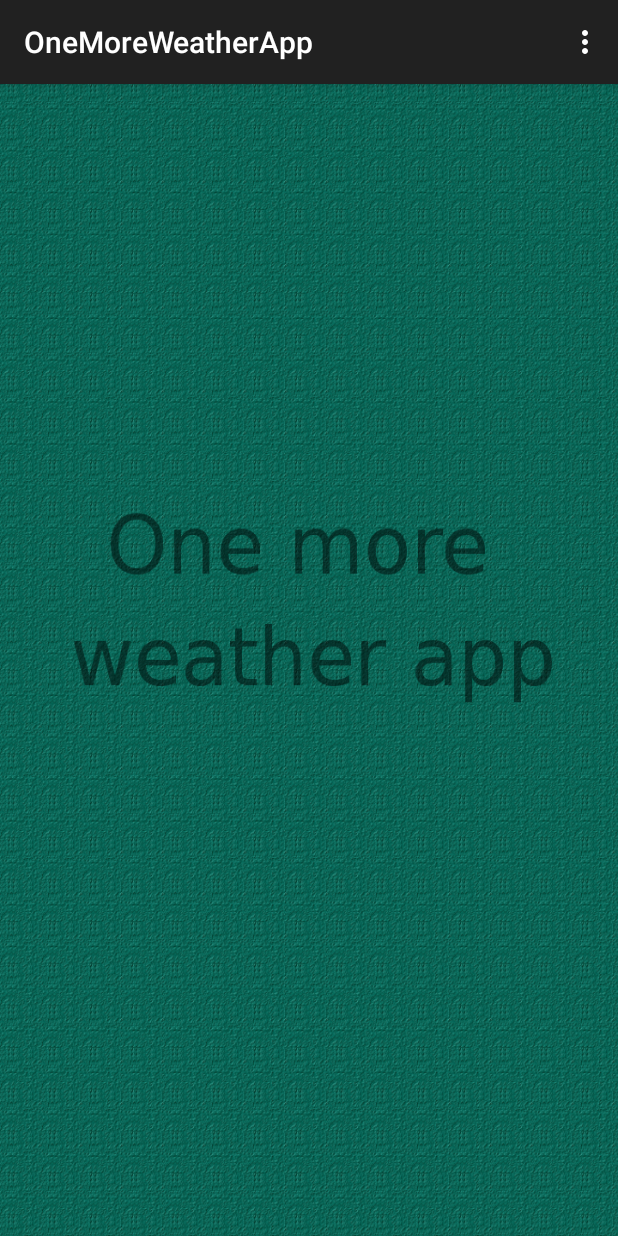
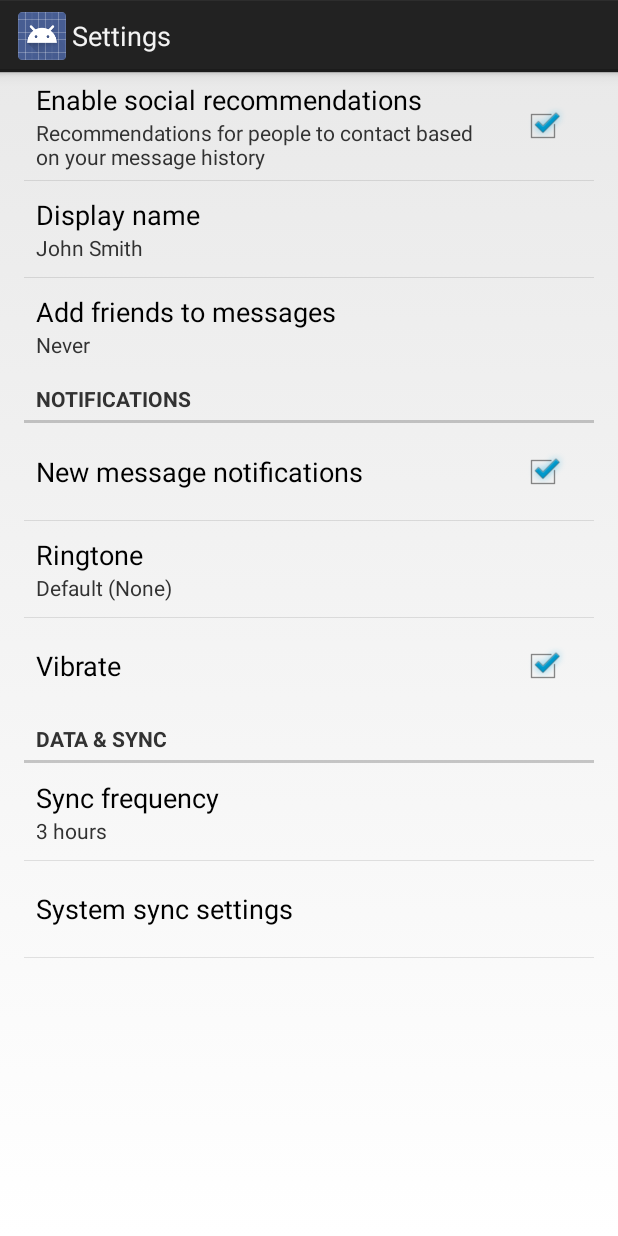
Before and after one commit to dmytro-vynokurov/OneMoreWeatherApp, an Android app: the screen it shows after launch (MainActivity before the commit, SettingsActivity after it), in the options menu, after a tap on "Settings", on a phone screen of 412 x 824 dp. Run offline under Robolectric (Android 15) with nearby library versions, the phone set to English and light mode, and no system bars; our stand-ins replace AdMob; pictures from the network do not load; 1 statement that could not run was skipped.

Commit message:
settings introduced

```diff
--- a/app/build.gradle
+++ b/app/build.gradle
@@ -35,4 +35,5 @@ dependencies {
     compile 'com.android.support:support-v13:19.+'
     compile 'com.android.support:appcompat-v7:19.+'
     compile 'com.google.android.gms:play-services:4.4.52'
+    compile 'com.android.support:support-v4:19.+'
 }
--- /dev/null
+++ b/app/src/main/java/com/dmytro/onemoreweatherapp/app/activities/SettingsActivity.java
@@ -0,0 +1,255 @@
+package com.dmytro.onemoreweatherapp.app.activities;
+
+import android.annotation.TargetApi;
+import android.content.Context;
+import android.content.res.Configuration;
+import android.media.Ringtone;
+import android.media.RingtoneManager;
+import android.net.Uri;
+import android.os.Build;
+import android.os.Bundle;
+import android.preference.ListPreference;
+import android.preference.Preference;
+import android.preference.PreferenceActivity;
+import android.preference.PreferenceCategory;
+import android.preference.PreferenceFragment;
+import android.preference.PreferenceManager;
+import android.preference.RingtonePreference;
+import android.text.TextUtils;
+import com.dmytro.onemoreweatherapp.app.R;
+
+import java.util.List;
+
+/**
+ * A {@link PreferenceActivity} that presents a set of application settings. On
+ * handset devices, settings are presented as a single list. On tablets,
+ * settings are split by category, with category headers shown to the left of
+ * the list of settings.
+ * <p>
+ * See <a href="http://developer.android.com/design/patterns/settings.html">
+ * Android Design: Settings</a> for design guidelines and the <a
+ * href="http://developer.android.com/guide/topics/ui/settings.html">Settings
+ * API Guide</a> for more information on developing a Settings UI.
+ */
+public class SettingsActivity extends PreferenceActivity {
+    /**
+     * Determines whether to always show the simplified settings UI, where
+     * settings are presented in a single list. When false, settings are shown
+     * as a master/detail two-pane view on tablets. When true, a single pane is
+     * shown on tablets.
+     */
+    private static final boolean ALWAYS_SIMPLE_PREFS = false;
+
+
+    @Override
+    protected void onPostCreate(Bundle savedInstanceState) {
+        super.onPostCreate(savedInstanceState);
+
+        setupSimplePreferencesScreen();
+    }
+
+    /**
+     * Shows the simplified settings UI if the device configuration if the
+     * device configuration dictates that a simplified, single-pane UI should be
+     * shown.
+     */
+    private void setupSimplePreferencesScreen() {
+        if (!isSimplePreferences(this)) {
+            return;
+        }
+
+        // In the simplified UI, fragments are not used at all and we instead
+        // use the older PreferenceActivity APIs.
+
+        // Add 'general' preferences.
+        addPreferencesFromResource(R.xml.pref_general);
+
+        // Add 'notifications' preferences, and a corresponding header.
+        PreferenceCategory fakeHeader = new PreferenceCategory(this);
+        fakeHeader.setTitle(R.string.pref_header_notifications);
+        getPreferenceScreen().addPreference(fakeHeader);
+        addPreferencesFromResource(R.xml.pref_notification);
+
+        // Add 'data and sync' preferences, and a corresponding header.
+        fakeHeader = new PreferenceCategory(this);
+        fakeHeader.setTitle(R.string.pref_header_data_sync);
+        getPreferenceScreen().addPreference(fakeHeader);
+        addPreferencesFromResource(R.xml.pref_data_sync);
+
+        // Bind the summaries of EditText/List/Dialog/Ringtone preferences to
+        // their values. When their values change, their summaries are updated
+        // to reflect the new value, per the Android Design guidelines.
+        bindPreferenceSummaryToValue(findPreference("example_text"));
+        bindPreferenceSummaryToValue(findPreference("example_list"));
+        bindPreferenceSummaryToValue(findPreference("notifications_new_message_ringtone"));
+        bindPreferenceSummaryToValue(findPreference("sync_frequency"));
+    }
+
+    /** {@inheritDoc} */
+    @Override
+    public boolean onIsMultiPane() {
+        return isXLargeTablet(this) && !isSimplePreferences(this);
+    }
+
+    /**
+     * Helper method to determine if the device has an extra-large screen. For
+     * example, 10" tablets are extra-large.
+     */
+    private static boolean isXLargeTablet(Context context) {
+        return (context.getResources().getConfiguration().screenLayout
+        & Configuration.SCREENLAYOUT_SIZE_MASK) >= Configuration.SCREENLAYOUT_SIZE_XLARGE;
+    }
+
+    /**
+     * Determines whether the simplified settings UI should be shown. This is
+     * true if this is forced via {@link #ALWAYS_SIMPLE_PREFS}, or the device
+     * doesn't have newer APIs like {@link PreferenceFragment}, or the device
+     * doesn't have an extra-large screen. In these cases, a single-pane
+     * "simplified" settings UI should be shown.
+     */
+    private static boolean isSimplePreferences(Context context) {
+        return ALWAYS_SIMPLE_PREFS
+                || Build.VERSION.SDK_INT < Build.VERSION_CODES.HONEYCOMB
+                || !isXLargeTablet(context);
+    }
+
+    /** {@inheritDoc} */
+    @Override
+    @TargetApi(Build.VERSION_CODES.HONEYCOMB)
+    public void onBuildHeaders(List<Header> target) {
+        if (!isSimplePreferences(this)) {
+            loadHeadersFromResource(R.xml.pref_headers, target);
+        }
+    }
+
+    /**
+     * A preference value change listener that updates the preference's summary
+     * to reflect its new value.
+     */
+    private static Preference.OnPreferenceChangeListener sBindPreferenceSummaryToValueListener = new Preference.OnPreferenceChangeListener() {
+        @Override
+        public boolean onPreferenceChange(Preference preference, Object value) {
+            String stringValue = value.toString();
+
+            if (preference instanceof ListPreference) {
+                // For list preferences, look up the correct display value in
+                // the preference's 'entries' list.
+                ListPreference listPreference = (ListPreference) preference;
+                int index = listPreference.findIndexOfValue(stringValue);
+
+                // Set the summary to reflect the new value.
+                preference.setSummary(
+                        index >= 0
+                                ? listPreference.getEntries()[index]
+                                : null);
+
+            } else if (preference instanceof RingtonePreference) {
+                // For ringtone preferences, look up the correct display value
+                // using RingtoneManager.
+                if (TextUtils.isEmpty(stringValue)) {
+                    // Empty values correspond to 'silent' (no ringtone).
+                    preference.setSummary(R.string.pref_ringtone_silent);
+
+                } else {
+                    Ringtone ringtone = RingtoneManager.getRingtone(
+                            preference.getContext(), Uri.parse(stringValue));
+
+                    if (ringtone == null) {
+                        // Clear the summary if there was a lookup error.
+                        preference.setSummary(null);
+                    } else {
+                        // Set the summary to reflect the new ringtone display
+                        // name.
+                        String name = ringtone.getTitle(preference.getContext());
+                        preference.setSummary(name);
+                    }
+                }
+
+            } else {
+                // For all other preferences, set the summary to the value's
+                // simple string representation.
+                preference.setSummary(stringValue);
+            }
+            return true;
+        }
+    };
+
+    /**
+     * Binds a preference's summary to its value. More specifically, when the
+     * preference's value is changed, its summary (line of text below the
+     * preference title) is updated to reflect the value. The summary is also
+     * immediately updated upon calling this method. The exact display format is
+     * dependent on the type of preference.
+     *
+     * @see #sBindPreferenceSummaryToValueListener
+     */
+    private static void bindPreferenceSummaryToValue(Preference preference) {
+        // Set the listener to watch for value changes.
+        preference.setOnPreferenceChangeListener(sBindPreferenceSummaryToValueListener);
+
+        // Trigger the listener immediately with the preference's
+        // current value.
+        sBindPreferenceSummaryToValueListener.onPreferenceChange(preference,
+                PreferenceManager
+                        .getDefaultSharedPreferences(preference.getContext())
+                        .getString(preference.getKey(), ""));
+    }
+
+    /**
+     * This fragment shows general preferences only. It is used when the
+     * activity is showing a two-pane settings UI.
+     */
+    @TargetApi(Build.VERSION_CODES.HONEYCOMB)
+    public static class GeneralPreferenceFragment extends PreferenceFragment {
+        @Override
+        public void onCreate(Bundle savedInstanceState) {
+            super.onCreate(savedInstanceState);
+            addPreferencesFromResource(R.xml.pref_general);
+
+            // Bind the summaries of EditText/List/Dialog/Ringtone preferences
+            // to their values. When their values change, their summaries are
+            // updated to reflect the new value, per the Android Design
+            // guidelines.
+            bindPreferenceSummaryToValue(findPreference("example_text"));
+            bindPreferenceSummaryToValue(findPreference("example_list"));
+        }
+    }
+
+    /**
+     * This fragment shows notification preferences only. It is used when the
+     * activity is showing a two-pane settings UI.
+     */
+    @TargetApi(Build.VERSION_CODES.HONEYCOMB)
+    public static class NotificationPreferenceFragment extends PreferenceFragment {
+        @Override
+        public void onCreate(Bundle savedInstanceState) {
+            super.onCreate(savedInstanceState);
+            addPreferencesFromResource(R.xml.pref_notification);
+
+            // Bind the summaries of EditText/List/Dialog/Ringtone preferences
+            // to their values. When their values change, their summaries are
+            // updated to reflect the new value, per the Android Design
+            // guidelines.
+            bindPreferenceSummaryToValue(findPreference("notifications_new_message_ringtone"));
+        }
+    }
+
+    /**
+     * This fragment shows data and sync preferences only. It is used when the
+     * activity is showing a two-pane settings UI.
+     */
+    @TargetApi(Build.VERSION_CODES.HONEYCOMB)
+    public static class DataSyncPreferenceFragment extends PreferenceFragment {
+        @Override
+        public void onCreate(Bundle savedInstanceState) {
+            super.onCreate(savedInstanceState);
+            addPreferencesFromResource(R.xml.pref_data_sync);
+
+            // Bind the summaries of EditText/List/Dialog/Ringtone preferences
+            // to their values. When their values change, their summaries are
+            // updated to reflect the new value, per the Android Design
+            // guidelines.
+            bindPreferenceSummaryToValue(findPreference("sync_frequency"));
+        }
+    }
+}
--- a/app/src/main/res/layout/activity_main.xml
+++ b/app/src/main/res/layout/activity_main.xml
@@ -3,7 +3,7 @@
     android:id="@+id/pager"
     android:layout_width="match_parent"
     android:layout_height="match_parent"
-    tools:context="com.dmytro.onemoreweatherapp.app.MainActivity"
+    tools:context="com.dmytro.onemoreweatherapp.app.activities.MainActivity"
     android:background="@drawable/back">
 
 
--- a/app/src/main/res/menu/main.xml
+++ b/app/src/main/res/menu/main.xml
@@ -1,9 +1,9 @@
 <menu xmlns:android="http://schemas.android.com/apk/res/android"
     xmlns:app="http://schemas.android.com/apk/res-auto"
     xmlns:tools="http://schemas.android.com/tools"
-    tools:context="com.dmytro.onemoreweatherapp.app.MainActivity" >
-    <item android:id="@+id/action_settings"
-        android:title="@string/action_settings"
+    tools:context="com.dmytro.onemoreweatherapp.app.activities.MainActivity" >
+    <item android:id="@+id/app_settings"
+        android:title="@string/app_settings"
         android:orderInCategory="100"
         app:showAsAction="never" />
 </menu>
--- /dev/null
+++ b/app/src/main/res/values/strings_activity_settings.xml
@@ -0,0 +1,59 @@
+<resources>
+        <string name="title_activity_settings">Settings</string>
+
+    <!-- Strings related to Settings -->
+
+    <!-- Example General settings -->
+    <string name="pref_header_general">General</string>
+
+    <string name="pref_title_social_recommendations">Enable social recommendations</string>
+    <string name="pref_description_social_recommendations">Recommendations for people to contact based on your message history</string>
+
+    <string name="pref_title_display_name">Display name</string>
+    <string name="pref_default_display_name">John Smith</string>
+
+    <string name="pref_title_add_friends_to_messages">Add friends to messages</string>
+    <string-array name="pref_example_list_titles">
+        <item>Always</item>
+        <item>When possible</item>
+        <item>Never</item>
+    </string-array>
+    <string-array name="pref_example_list_values">
+        <item>1</item>
+        <item>0</item>
+        <item>-1</item>
+    </string-array>
+
+    <!-- Example settings for Data & Sync -->
+    <string name="pref_header_data_sync">Data &amp; sync</string>
+
+    <string name="pref_title_sync_frequency">Sync frequency</string>
+    <string-array name="pref_sync_frequency_titles">
+        <item>15 minutes</item>
+        <item>30 minutes</item>
+        <item>1 hour</item>
+        <item>3 hours</item>
+        <item>6 hours</item>
+        <item>Never</item>
+    </string-array>
+    <string-array name="pref_sync_frequency_values">
+        <item>15</item>
+        <item>30</item>
+        <item>60</item>
+        <item>180</item>
+        <item>360</item>
+        <item>-1</item>
+    </string-array>
+
+    <string name="pref_title_system_sync_settings">System sync settings</string>
+
+    <!-- Example settings for Notifications -->
+    <string name="pref_header_notifications">Notifications</string>
+
+    <string name="pref_title_new_message_notifications">New message notifications</string>
+
+    <string name="pref_title_ringtone">Ringtone</string>
+    <string name="pref_ringtone_silent">Silent</string>
+
+    <string name="pref_title_vibrate">Vibrate</string>
+</resources>
--- /dev/null
+++ b/app/src/main/res/xml/pref_data_sync.xml
@@ -0,0 +1,21 @@
+<PreferenceScreen xmlns:android="http://schemas.android.com/apk/res/android">
+
+    <!-- NOTE: Hide buttons to simplify the UI. Users can touch outside the dialog to
+         dismiss it. -->
+    <!-- NOTE: ListPreference's summary should be set to its value by the activity code. -->
+    <ListPreference
+        android:key="sync_frequency"
+        android:title="@string/pref_title_sync_frequency"
+        android:entries="@array/pref_sync_frequency_titles"
+        android:entryValues="@array/pref_sync_frequency_values"
+        android:defaultValue="180"
+        android:negativeButtonText="@null"
+        android:positiveButtonText="@null" />
+
+    <!-- This preference simply launches an intent when selected. Use this UI sparingly, per
+         design guidelines. -->
+    <Preference android:title="@string/pref_title_system_sync_settings">
+        <intent android:action="android.settings.SYNC_SETTINGS" />
+    </Preference>
+
+</PreferenceScreen>
--- /dev/null
+++ b/app/src/main/res/xml/pref_general.xml
@@ -0,0 +1,33 @@
+<PreferenceScreen xmlns:android="http://schemas.android.com/apk/res/android">
+
+    <CheckBoxPreference
+        android:key="example_checkbox"
+        android:title="@string/pref_title_social_recommendations"
+        android:summary="@string/pref_description_social_recommendations"
+        android:defaultValue="true" />
+
+    <!-- NOTE: EditTextPreference accepts EditText attributes. -->
+    <!-- NOTE: EditTextPreference's summary should be set to its value by the activity code. -->
+    <EditTextPreference
+        android:key="example_text"
+        android:title="@string/pref_title_display_name"
+        android:defaultValue="@string/pref_default_display_name"
+        android:selectAllOnFocus="true"
+        android:inputType="textCapWords"
+        android:capitalize="words"
+        android:singleLine="true"
+        android:maxLines="1" />
+
+    <!-- NOTE: Hide buttons to simplify the UI. Users can touch outside the dialog to
+         dismiss it. -->
+    <!-- NOTE: ListPreference's summary should be set to its value by the activity code. -->
+    <ListPreference
+        android:key="example_list"
+        android:title="@string/pref_title_add_friends_to_messages"
+        android:defaultValue="-1"
+        android:entries="@array/pref_example_list_titles"
+        android:entryValues="@array/pref_example_list_values"
+        android:negativeButtonText="@null"
+        android:positiveButtonText="@null" />
+
+</PreferenceScreen>
--- /dev/null
+++ b/app/src/main/res/xml/pref_headers.xml
@@ -0,0 +1,28 @@
+<?xml version="1.0" encoding="utf-8"?>
+<preference-headers xmlns:android="http://schemas.android.com/apk/res/android" >
+
+    <!-- These settings headers are only used on tablets. -->
+
+    <header
+        android:fragment="com.dmytro.onemoreweatherapp.app.activities.TemperatureScaleActivity$GeneralPreferenceFragment"
+        android:title="@string/pref_header_general" />
+    <header
+        android:fragment="com.dmytro.onemoreweatherapp.app.activities.TemperatureScaleActivity$NotificationPreferenceFragment"
+        android:title="@string/pref_header_notifications" />
+    <header
+        android:fragment="com.dmytro.onemoreweatherapp.app.activities.TemperatureScaleActivity$DataSyncPreferenceFragment"
+        android:title="@string/pref_header_data_sync" />
+
+    <!-- These settings headers are only used on tablets. -->
+
+    <header
+        android:fragment="com.dmytro.onemoreweatherapp.app.activities.SettingsActivity$GeneralPreferenceFragment"
+        android:title="@string/pref_header_general" />
+    <header
+        android:fragment="com.dmytro.onemoreweatherapp.app.activities.SettingsActivity$NotificationPreferenceFragment"
+        android:title="@string/pref_header_notifications" />
+    <header
+        android:fragment="com.dmytro.onemoreweatherapp.app.activities.SettingsActivity$DataSyncPreferenceFragment"
+        android:title="@string/pref_header_data_sync" />
+
+</preference-headers>
--- /dev/null
+++ b/app/src/main/res/xml/pref_notification.xml
@@ -0,0 +1,27 @@
+<PreferenceScreen xmlns:android="http://schemas.android.com/apk/res/android">
+
+    <!-- A 'parent' preference, which enables/disables child preferences (below)
+         when checked/unchecked. -->
+    <CheckBoxPreference
+        android:key="notifications_new_message"
+        android:title="@string/pref_title_new_message_notifications"
+        android:defaultValue="true" />
+
+    <!-- Allows the user to choose a ringtone in the 'notification' category. -->
+    <!-- NOTE: This preference will be enabled only when the checkbox above is checked. -->
+    <!-- NOTE: RingtonePreference's summary should be set to its value by the activity code. -->
+    <RingtonePreference
+        android:dependency="notifications_new_message"
+        android:key="notifications_new_message_ringtone"
+        android:title="@string/pref_title_ringtone"
+        android:ringtoneType="notification"
+        android:defaultValue="content://settings/system/notification_sound" />
+
+    <!-- NOTE: This preference will be enabled only when the checkbox above is checked. -->
+    <CheckBoxPreference
+        android:dependency="notifications_new_message"
+        android:key="notifications_new_message_vibrate"
+        android:title="@string/pref_title_vibrate"
+        android:defaultValue="true" />
+
+</PreferenceScreen>
```
Also changed, not shown: app/src/main/AndroidManifest.xml (+16 -12 lines), app/src/main/java/com/dmytro/onemoreweatherapp/app/activities/MainActivity.java (renamed from app/src/main/java/com/dmytro/onemoreweatherapp/app/MainActivity.java, +36 -11 lines), app/src/main/java/com/dmytro/onemoreweatherapp/app/model/Temperature.java (+6 -13 lines), app/src/main/java/com/dmytro/onemoreweatherapp/app/yahoo/api/Storage.java (+21 -0 lines), app/src/main/java/com/dmytro/onemoreweatherapp/app/yahoo/api/parsing/ForecastParser.java (+0 -13 lines), app/src/main/res/values/strings.xml (+12 -6 lines).
